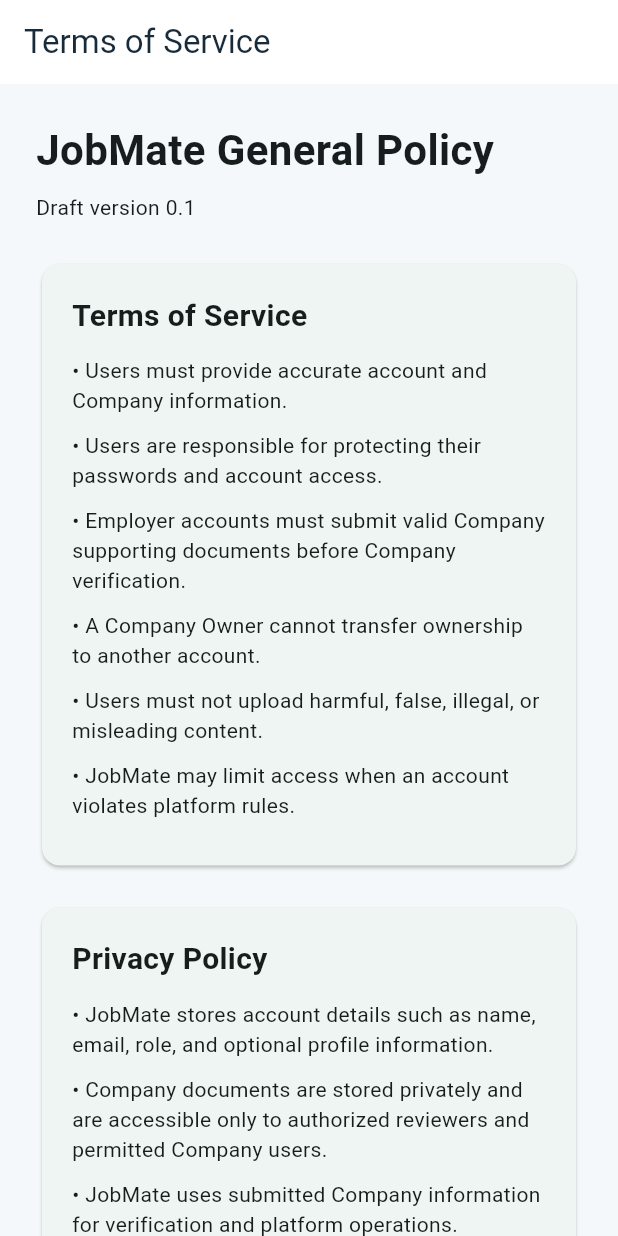
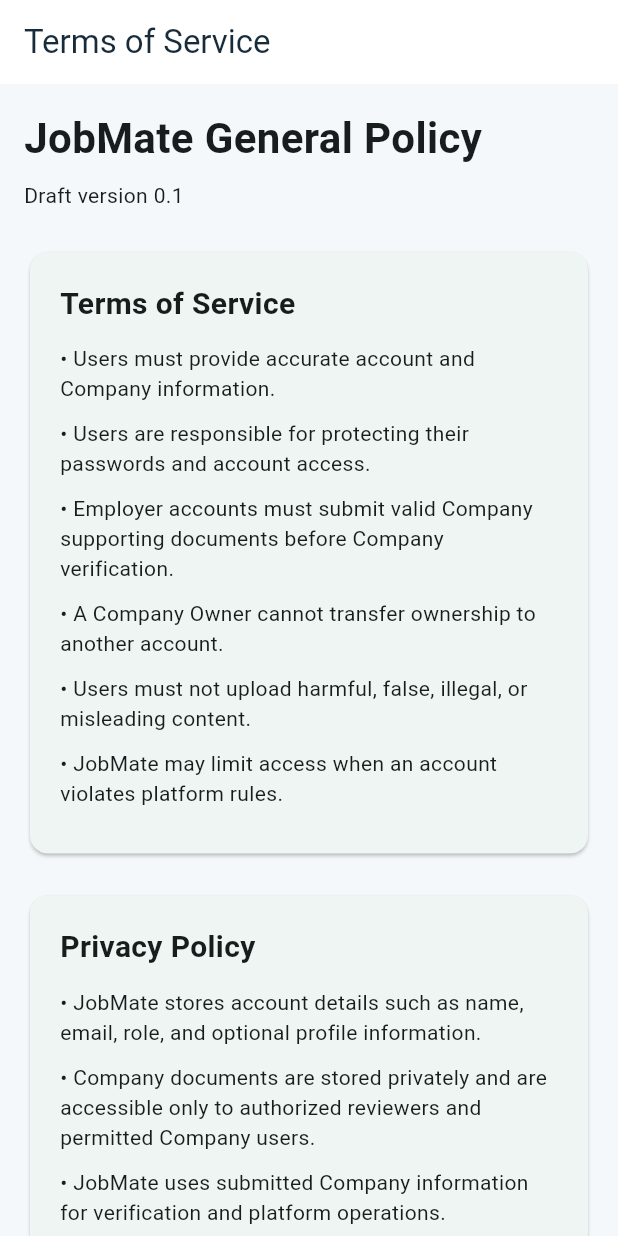
Before and after one commit to CHTHEE/jobmate, a Flutter app: the TermsAndPrivacyPage screen opened by its route, on a phone screen of 412 x 824 dp. Run offline on Flutter 3.47's test engine with Material 3 defaults, Android fonts, the phone set to English and light mode, and no system bars; our stand-ins replace flutter_dotenv, go_router, image_picker, supabase_flutter; missing offline and left inert: file_selector; accounts and stored records are empty; network calls fail.

Commit message:
adjust UI for different phone size

```diff
--- a/lib/features/auth/terms_privacy_page.dart
+++ b/lib/features/auth/terms_privacy_page.dart
@@ -1,6 +1,7 @@
 import 'package:flutter/material.dart';
 
 import '../../shared/widgets/mobile_back_action.dart';
+import '../../shared/widgets/responsive_layout.dart';
 
 enum PolicySection {
   terms,
@@ -28,11 +29,10 @@ class TermsAndPrivacyPage extends StatelessWidget {
         title: Text(title),
       ),
       body: SafeArea(
-        child: Center(
-          child: ConstrainedBox(
-            constraints: const BoxConstraints(maxWidth: 760),
+        child: ResponsiveContent(
+          maxWidth: 760,
             child: ListView(
-              padding: const EdgeInsets.all(24),
+              padding: ResponsiveLayout.pagePadding(context),
               children: [
                 const Text(
                   'JobMate General Policy',
@@ -75,7 +75,6 @@ class TermsAndPrivacyPage extends StatelessWidget {
                 ),
               ],
             ),
-          ),
         ),
       ),
     );
--- /dev/null
+++ b/lib/shared/widgets/responsive_layout.dart
@@ -0,0 +1,66 @@
+import 'package:flutter/material.dart';
+
+/// Shared screen-size rules for JobMate.
+///
+/// Flutter layouts should react to the available width, not a particular phone
+/// model. A 360 px Android phone and a 430 px iPhone can therefore use the
+/// same compact layout without separate device-specific code.
+enum JobMateScreenSize { compact, medium, expanded }
+
+abstract final class ResponsiveLayout {
+  static const double compactBreakpoint = 600;
+  static const double expandedBreakpoint = 1024;
+
+  static JobMateScreenSize of(BuildContext context) {
+    return forWidth(MediaQuery.sizeOf(context).width);
+  }
+
+  static JobMateScreenSize forWidth(double width) {
+    if (width < compactBreakpoint) return JobMateScreenSize.compact;
+    if (width < expandedBreakpoint) return JobMateScreenSize.medium;
+    return JobMateScreenSize.expanded;
+  }
+
+  static bool isCompact(BuildContext context) {
+    return of(context) == JobMateScreenSize.compact;
+  }
+
+  static EdgeInsets pagePadding(BuildContext context) {
+    return pagePaddingForWidth(MediaQuery.sizeOf(context).width);
+  }
+
+  static EdgeInsets pagePaddingForWidth(double width) {
+    switch (forWidth(width)) {
+      case JobMateScreenSize.compact:
+        return const EdgeInsets.all(16);
+      case JobMateScreenSize.medium:
+        return const EdgeInsets.all(24);
+      case JobMateScreenSize.expanded:
+        return const EdgeInsets.all(32);
+    }
+  }
+}
+
+/// Centers wide content on tablets and web, while keeping it full-width on a
+/// phone after the responsive page padding has been applied.
+class ResponsiveContent extends StatelessWidget {
+  const ResponsiveContent({
+    super.key,
+    required this.child,
+    this.maxWidth = 840,
+  });
+
+  final Widget child;
+  final double maxWidth;
+
+  @override
+  Widget build(BuildContext context) {
+    return Align(
+      alignment: Alignment.topCenter,
+      child: ConstrainedBox(
+        constraints: BoxConstraints(maxWidth: maxWidth),
+        child: child,
+      ),
+    );
+  }
+}
```
Also changed, not shown: lib/features/admin/admin_dashboard_page.dart (+54 -8 lines), lib/features/admin/admin_permissions_page.dart (+7 -9 lines), lib/features/admin/admin_users_page.dart (+68 -47 lines), lib/features/admin/company_review_page.dart (+9 -9 lines), lib/features/home/home_page.dart (+51 -4 lines), lib/features/notifications/notifications_page.dart (+5 -5 lines), lib/shared/widgets/auth_layout.dart (+14 -9 lines).
